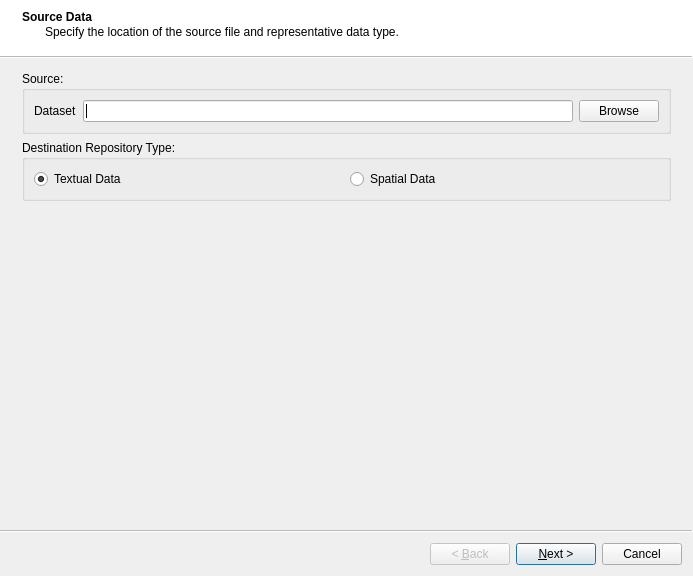
Old version of the form ui/ui_import_data.ui in the repository gltn/stdm.
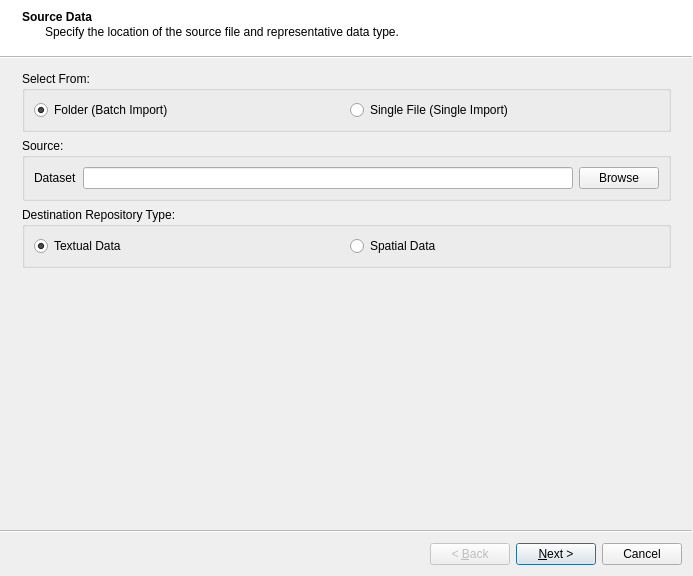
New version of the form. Icons and pictures are not drawn.

Commit message: upload file or folder containing many shapefiles/csv/autocad file minor cleanups

What changed in the file:
```diff
--- a/ui/ui_import_data.ui
+++ b/ui/ui_import_data.ui
@@ -27,6 +27,35 @@
     <string>Specify the location of the source file and representative data type.</string>
    </property>
    <layout class="QVBoxLayout" name="verticalLayout">
+    <item>
+     <widget class="QGroupBox" name="groupBox_7">
+      <property name="title">
+       <string>Select From:</string>
+      </property>
+      <layout class="QHBoxLayout" name="horizontalLayout_7">
+       <item>
+        <widget class="QRadioButton" name="rbFolderSelection">
+         <property name="enabled">
+          <bool>true</bool>
+         </property>
+         <property name="text">
+          <string>Folder (Batch Import)</string>
+         </property>
+         <property name="checked">
+          <bool>true</bool>
+         </property>
+        </widget>
+       </item>
+       <item>
+        <widget class="QRadioButton" name="rbFileSelection">
+         <property name="text">
+          <string>Single File (Single Import)</string>
+         </property>
+        </widget>
+       </item>
+      </layout>
+     </widget>
+    </item>
     <item>
      <widget class="QGroupBox" name="groupBox">
       <property name="title">
```
The commit also changes 3 other files.
